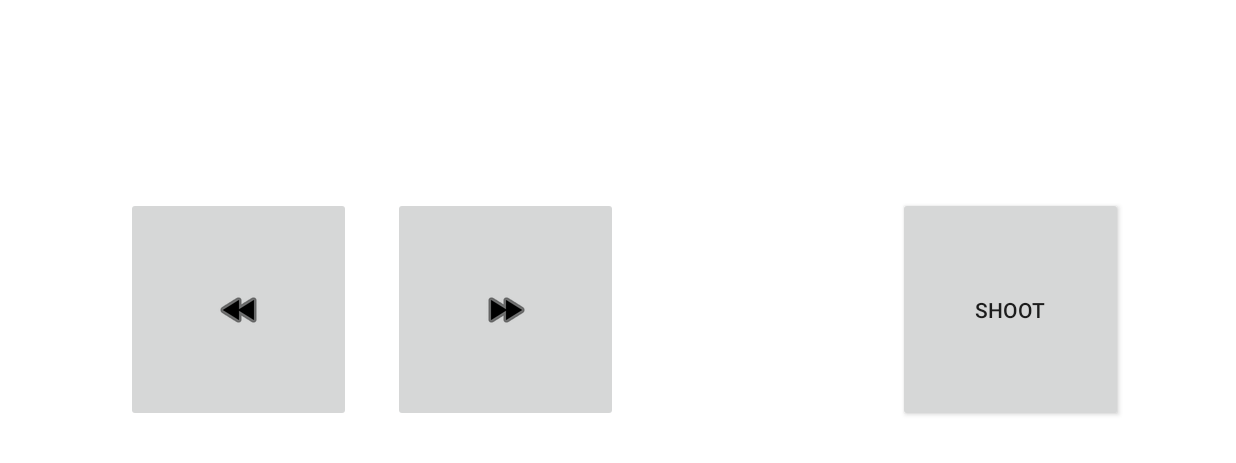
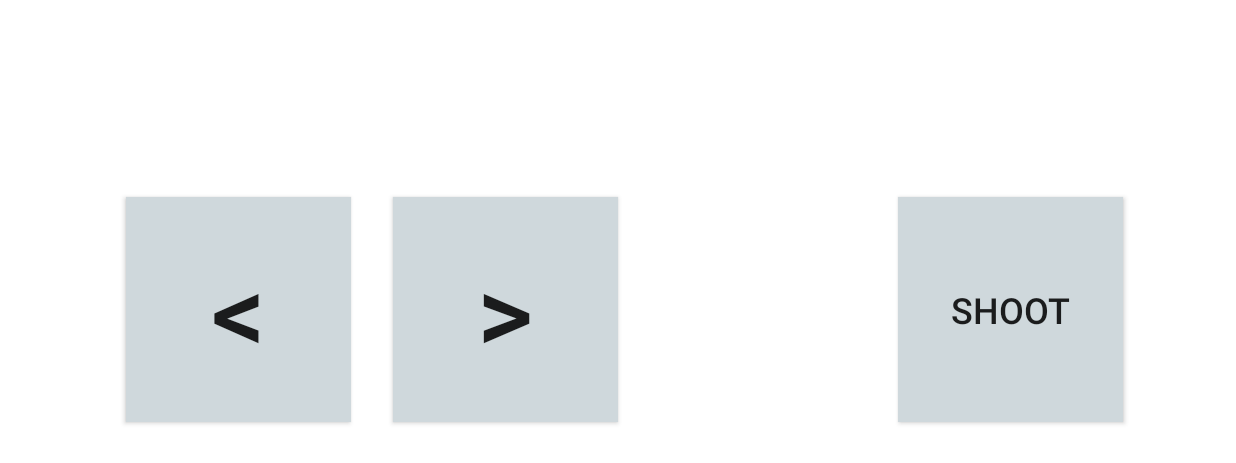
Before and after one commit to blakeyp/cs407-mobile, an Android app: the BasicControllerActivity screen opened directly, with no data from a screen before it, on a phone screen of 824 x 412 dp (held sideways). Shown: the top 463 px of the screen. Run offline under Robolectric (Android 15) with nearby library versions, the phone set to English and light mode, and no system bars.

Commit message:
Made controller buttons look pressed in and changed to lt/gt symbols

```diff
--- a/app/src/main/java/project/cs407_mobile/BasicControllerActivity.java
+++ b/app/src/main/java/project/cs407_mobile/BasicControllerActivity.java
@@ -56,8 +56,8 @@
         }
     };
 
-    private ImageButton ctrlLeft;
-    private ImageButton ctrlRight;
+    private Button ctrlLeft;
+    private Button ctrlRight;
     private Button ctrlShoot;
 
     @Override
@@ -69,8 +69,8 @@
         //mControlsView = findViewById(R.id.fullscreen_content_controls);
         mContentView = findViewById(R.id.fullscreen_content);
 
-        ctrlLeft = (ImageButton) findViewById(R.id.ctrlLeft);
-        ctrlRight = (ImageButton) findViewById(R.id.ctrlRight);
+        ctrlLeft = (Button) findViewById(R.id.ctrlLeft);
+        ctrlRight = (Button) findViewById(R.id.ctrlRight);
         ctrlShoot = (Button) findViewById(R.id.ctrlShoot);
 
         // button press event listener
@@ -80,9 +80,11 @@
             public boolean onTouch(View v, MotionEvent event) {
                 switch(event.getAction()) {
                     case MotionEvent.ACTION_DOWN:
+                        v.setPressed(true);
                         Log.d(DEBUG_TAG, "Pressed Left button");
                         return true; // if you want to handle the touch event
                     case MotionEvent.ACTION_UP:
+                        v.setPressed(false);
                         Log.d(DEBUG_TAG, "Released Left button");
                         return true; // if you want to handle the touch event
                 }
@@ -97,9 +99,11 @@
             public boolean onTouch(View v, MotionEvent event) {
                 switch(event.getAction()) {
                     case MotionEvent.ACTION_DOWN:
+                        v.setPressed(true);
                         Log.d(DEBUG_TAG, "Pressed right button");
                         return true; // if you want to handle the touch event
                     case MotionEvent.ACTION_UP:
+                        v.setPressed(false);
                         Log.d(DEBUG_TAG, "Released right button");
                         return true; // if you want to handle the touch event
                 }
@@ -114,9 +118,11 @@
             public boolean onTouch(View v, MotionEvent event) {
                 switch(event.getAction()) {
                     case MotionEvent.ACTION_DOWN:
+                        v.setPressed(true);
                         Log.d(DEBUG_TAG, "Pressed shoot button");
                         return true; // if you want to handle the touch event
                     case MotionEvent.ACTION_UP:
+                        v.setPressed(false);
                         Log.d(DEBUG_TAG, "Released shoot button");
                         return true; // if you want to handle the touch event
                 }
--- /dev/null
+++ b/app/src/main/res/drawable/button_selector.xml
@@ -0,0 +1,5 @@
+<?xml version="1.0" encoding="utf-8"?>
+<selector xmlns:android="http://schemas.android.com/apk/res/android">
+    <item android:state_pressed="true" android:drawable="@color/colorPressed"/>
+    <item android:drawable="@color/colorDefault"/>
+</selector>
--- a/app/src/main/res/layout/activity_basic_controller.xml
+++ b/app/src/main/res/layout/activity_basic_controller.xml
@@ -9,66 +9,52 @@
     tools:layout_editor_absoluteY="16dp"
     tools:layout_editor_absoluteX="16dp">
 
-    <!-- The primary full-screen view. This can be replaced with whatever view
-         is needed to present your content, e.g. VideoView, SurfaceView,
-         TextureView, etc. -->
-    <!--<TextView-->
-        <!--android:id="@+id/fullscreen_content"-->
-        <!--android:layout_width="match_parent"-->
-        <!--android:layout_height="match_parent"-->
-        <!--android:gravity="center"-->
-        <!--android:keepScreenOn="true"-->
-        <!--android:text="@string/dummy_content"-->
-        <!--android:textColor="#33b5e5"-->
-        <!--android:textSize="50sp"-->
-        <!--android:textStyle="bold" />-->
-
-    <!-- This FrameLayout insets its children based on system windows using
-     android:fitsSystemWindows. -->
-
-    <ImageButton
+    <Button
         android:id="@+id/ctrlLeft"
         android:layout_width="150dp"
         android:layout_height="150dp"
+        android:layout_marginLeft="84dp"
         android:layout_marginStart="84dp"
-        android:elevation="0dp"
-        android:tint="@android:color/background_dark"
-        app:srcCompat="@android:drawable/ic_media_rew"
-        tools:layout_constraintTop_creator="1"
-        tools:layout_constraintBottom_creator="1"
+        android:background="@drawable/button_selector"
+        android:text="&lt;"
+        android:textSize="72sp"
         app:layout_constraintBottom_toBottomOf="parent"
-        tools:layout_constraintLeft_creator="1"
         app:layout_constraintLeft_toLeftOf="parent"
         app:layout_constraintTop_toTopOf="parent"
-        android:layout_marginLeft="84dp" />
+        tools:layout_constraintBottom_creator="1"
+        tools:layout_constraintLeft_creator="1"
+        tools:layout_constraintTop_creator="1" />
 
-    <ImageButton
+    <Button
         android:id="@+id/ctrlRight"
         android:layout_width="150dp"
         android:layout_height="150dp"
+        android:layout_marginLeft="28dp"
         android:layout_marginStart="28dp"
-        android:elevation="0dp"
-        android:tint="@android:color/background_dark"
-        app:srcCompat="@android:drawable/ic_media_ff"
-        tools:layout_constraintTop_creator="1"
+        android:background="@drawable/button_selector"
+        android:text="&gt;"
+        android:textSize="72sp"
+        app:layout_constraintBottom_toBottomOf="parent"
+        app:layout_constraintLeft_toRightOf="@+id/ctrlLeft"
+        app:layout_constraintTop_toTopOf="parent"
         tools:layout_constraintBottom_creator="1"
-        app:layout_constraintBottom_toBottomOf="parent"
         tools:layout_constraintLeft_creator="1"
-        app:layout_constraintTop_toTopOf="parent"
-        app:layout_constraintLeft_toRightOf="@+id/ctrlLeft"
-        android:layout_marginLeft="28dp" />
+        tools:layout_constraintTop_creator="1" />
 
     <Button
         android:id="@+id/ctrlShoot"
         android:layout_width="150dp"
         android:layout_height="150dp"
+        android:layout_marginEnd="75dp"
+        android:layout_marginRight="75dp"
+        android:background="@drawable/button_selector"
         android:text="Shoot"
-        tools:layout_constraintTop_creator="1"
-        tools:layout_constraintRight_creator="1"
-        tools:layout_constraintBottom_creator="1"
+        android:textSize="24sp"
         app:layout_constraintBottom_toBottomOf="parent"
-        android:layout_marginEnd="75dp"
         app:layout_constraintRight_toRightOf="parent"
         app:layout_constraintTop_toTopOf="parent"
-        android:layout_marginRight="75dp" />
+        tools:layout_constraintBottom_creator="1"
+        tools:layout_constraintRight_creator="1"
+        tools:layout_constraintTop_creator="1" />
+
 </android.support.constraint.ConstraintLayout>
--- a/app/src/main/res/layout/activity_main.xml
+++ b/app/src/main/res/layout/activity_main.xml
@@ -39,7 +39,7 @@
         android:layout_marginBottom="128dp"
         android:layout_marginLeft="8dp"
         android:layout_marginRight="8dp"
-        android:text="CONTROLLA"
+        android:text="CONTROLLER"
         app:layout_constraintBottom_toBottomOf="parent"
         app:layout_constraintHorizontal_bias="0.502"
         app:layout_constraintLeft_toLeftOf="parent"
--- a/app/src/main/res/values/colors.xml
+++ b/app/src/main/res/values/colors.xml
@@ -3,6 +3,9 @@
     <color name="colorPrimary">#3F51B5</color>
     <color name="colorPrimaryDark">#303F9F</color>
     <color name="colorAccent">#FF4081</color>
+    <color name="black_overlay">#66000000</color>
 
-    <color name="black_overlay">#66000000</color>
+    <color name="colorDefault">#CFD8DC</color>
+    <color name="colorPressed">#B0BEC5</color>
+
 </resources>
```
